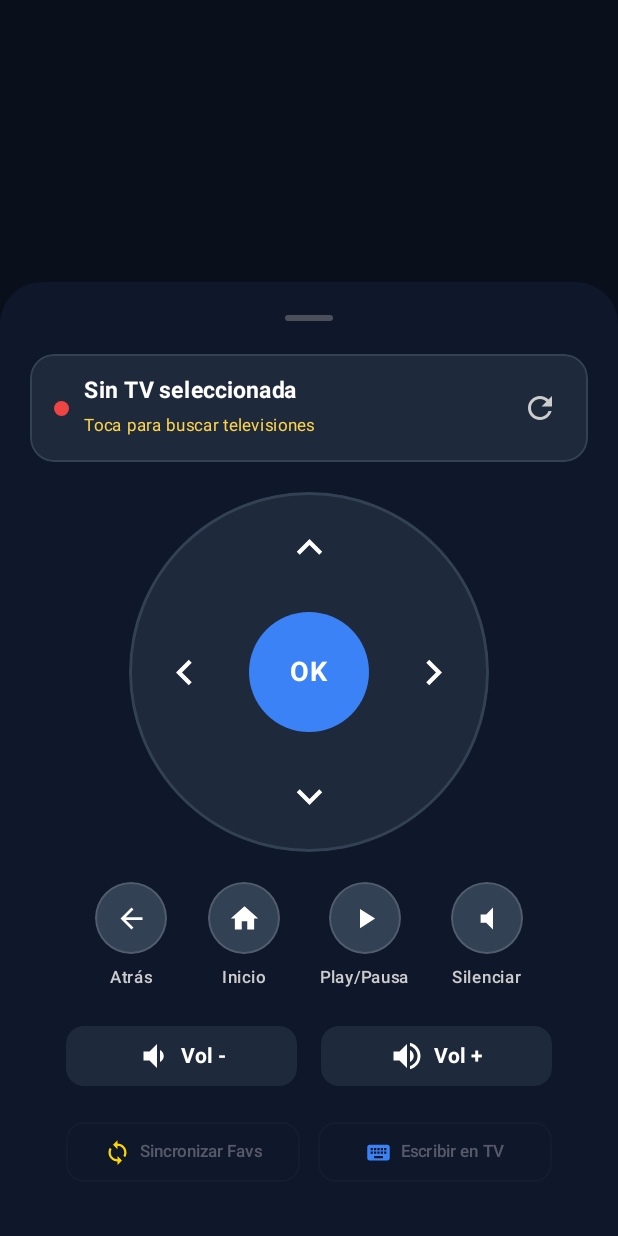
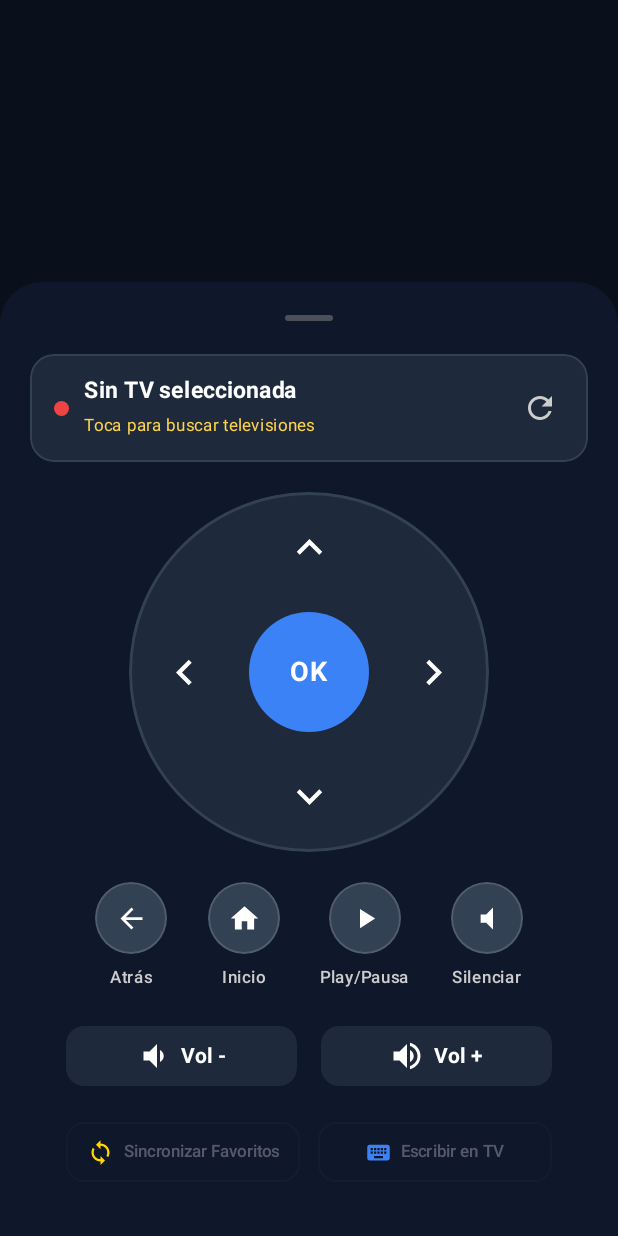
Before and after one commit to RiderCalcina/Chari-IPTV-Cel, an Android app built with Jetpack Compose: the composable VirtualRemoteSheet called with empty values, on a phone screen of 412 x 824 dp. Run offline under Robolectric (Android 15) with nearby library versions, the phone set to English and light mode, and no system bars; our stand-ins replace Dagger/Hilt's generated code; libraries missing offline, so code that uses them is left out: androidx.mediarouter.app, com.google.android.gms; network calls fail; pictures from the network do not load; 3 statements that could not run were skipped.

Commit message:
style: renombrar boton a 'Sincronizar Favoritos' en control remoto

```diff
--- a/app/src/main/java/com/example/chariiptv/presentation/components/VirtualRemoteSheet.kt
+++ b/app/src/main/java/com/example/chariiptv/presentation/components/VirtualRemoteSheet.kt
@@ -405,7 +405,8 @@ fun VirtualRemoteSheet(
                     enabled = !isSyncing && selectedTv != null,
                     modifier = Modifier.weight(1f),
                     shape = RoundedCornerShape(12.dp),
-                    colors = ButtonDefaults.outlinedButtonColors(contentColor = Color.White)
+                    colors = ButtonDefaults.outlinedButtonColors(contentColor = Color.White),
+                    contentPadding = PaddingValues(horizontal = 8.dp, vertical = 8.dp)
                 ) {
                     if (isSyncing) {
                         CircularProgressIndicator(modifier = Modifier.size(16.dp), color = MobilePrimary, strokeWidth = 2.dp)
@@ -413,7 +414,12 @@ fun VirtualRemoteSheet(
                         Icon(Icons.Default.Sync, contentDescription = null, tint = Color(0xFFFFD700), modifier = Modifier.size(18.dp))
                     }
                     Spacer(modifier = Modifier.width(6.dp))
-                    Text("Sincronizar Favs", fontSize = 11.sp, fontWeight = FontWeight.SemiBold)
+                    Text(
+                        "Sincronizar Favoritos",
+                        fontSize = 11.sp,
+                        fontWeight = FontWeight.SemiBold,
+                        textAlign = TextAlign.Center
+                    )
                 }
 
                 OutlinedButton(
@@ -421,7 +427,8 @@ fun VirtualRemoteSheet(
                     enabled = selectedTv != null,
                     modifier = Modifier.weight(1f),
                     shape = RoundedCornerShape(12.dp),
-                    colors = ButtonDefaults.outlinedButtonColors(contentColor = Color.White)
+                    colors = ButtonDefaults.outlinedButtonColors(contentColor = Color.White),
+                    contentPadding = PaddingValues(horizontal = 8.dp, vertical = 8.dp)
                 ) {
                     Icon(Icons.Default.Keyboard, contentDescription = null, tint = MobilePrimary, modifier = Modifier.size(18.dp))
                     Spacer(modifier = Modifier.width(6.dp))
```
